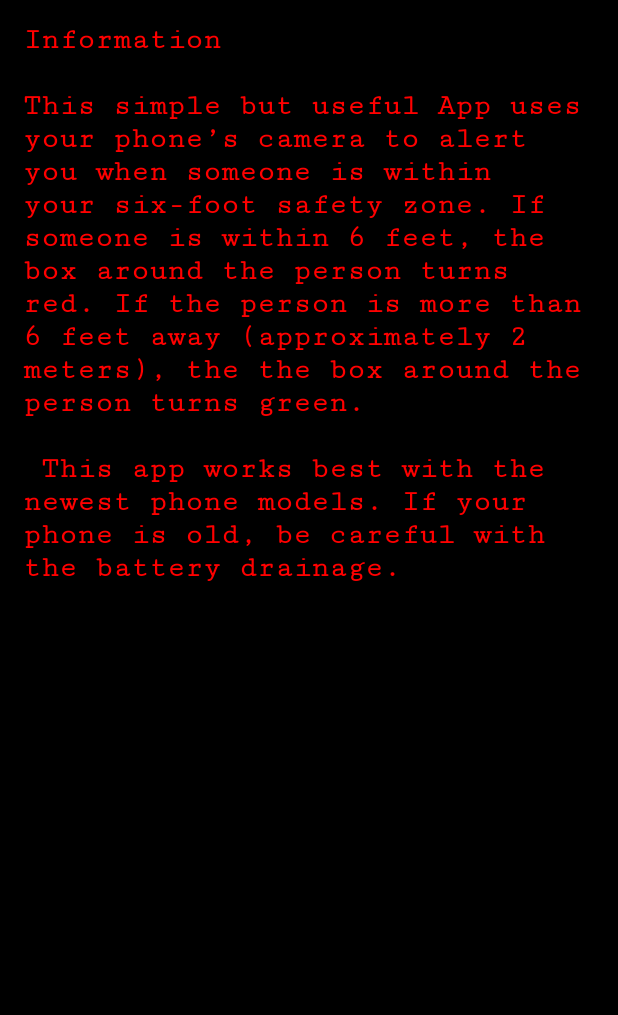
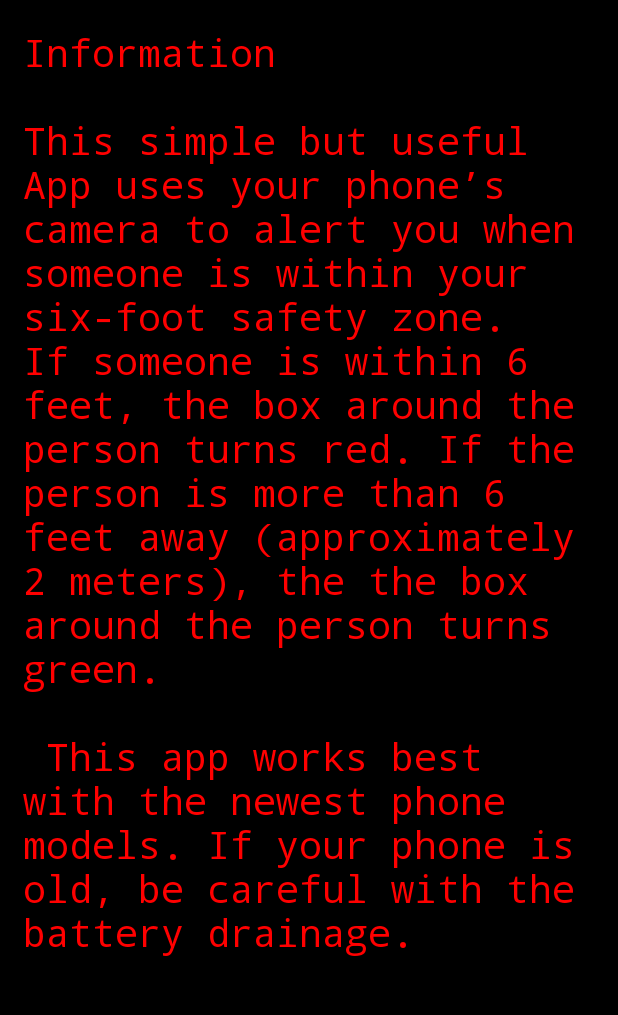
Before and after one commit to ldoney/SocialDistancer, an Android app: the InfoActivity screen opened directly, with no data from a screen before it, on a phone screen of 412 x 824 dp, the part 53-1068 px from its top. Run offline under Robolectric (Android 15) with nearby library versions, the phone set to English and light mode, and no system bars; our stand-ins replace AdMob; Roboto replaces fonts that are not available here.

```diff
--- a/app/build.gradle
+++ b/app/build.gradle
@@ -8,8 +8,8 @@ android {
         applicationId "org.microincorporated.socialdistancer"
         minSdkVersion 22
         targetSdkVersion 28
-        versionCode 1
-        versionName "1.1"
+        versionCode 2
+        versionName "1.2"
     }
     buildTypes {
         release {
@@ -50,4 +50,5 @@ dependencies {
     androidTestImplementation 'com.google.truth:truth:1.0.1'
     implementation 'com.google.android.gms:play-services-ads:19.0.1'
     implementation 'androidx.gridlayout:gridlayout:1.0.0'
+    implementation 'androidx.constraintlayout:constraintlayout:1.1.3'
 }
--- a/app/src/main/java/org/microincorporated/detection/InfoActivity.java
+++ b/app/src/main/java/org/microincorporated/detection/InfoActivity.java
@@ -22,7 +22,7 @@ public class InfoActivity extends AppCompatActivity {
     protected void onCreate(Bundle savedInstanceState) {
         super.onCreate(savedInstanceState);
         setContentView(R.layout.info_page);
-        ImageButton back  = (ImageButton) findViewById(R.id.BackButton);
+        ImageButton back  = (ImageButton) findViewById(R.id.InfoButton);
 
         back.setOnClickListener(new View.OnClickListener() {
             @Override
@@ -36,7 +36,7 @@ public class InfoActivity extends AppCompatActivity {
             public void onInitializationComplete(InitializationStatus initializationStatus) {
             }
         });
-        mAdView = findViewById(R.id.adView);
+        mAdView = findViewById(R.id.adView2);
         AdRequest adRequest = new AdRequest.Builder().build();
         mAdView.loadAd(adRequest);
     }
--- a/app/src/main/res/layout/info_page.xml
+++ b/app/src/main/res/layout/info_page.xml
@@ -1,19 +1,73 @@
-<?xml version="1.0" encoding="utf-8"?>
-<LinearLayout xmlns:android="http://schemas.android.com/apk/res/android"
+<?xml version="1.0" encoding="utf-8"?><!--
+ Copyright 2019 The TensorFlow Authors. All Rights Reserved.
+
+ Licensed under the Apache License, Version 2.0 (the "License");
+ you may not use this file except in compliance with the License.
+ You may obtain a copy of the License at
+
+     http://www.apache.org/licenses/LICENSE-2.0
+
+ Unless required by applicable law or agreed to in writing, software
+ distributed under the License is distributed on an "AS IS" BASIS,
+ WITHOUT WARRANTIES OR CONDITIONS OF ANY KIND, either express or implied.
+ See the License for the specific language governing permissions and
+ limitations under the License.
+-->
+
+<androidx.coordinatorlayout.widget.CoordinatorLayout xmlns:android="http://schemas.android.com/apk/res/android"
     xmlns:app="http://schemas.android.com/apk/res-auto"
+    xmlns:tools="http://schemas.android.com/tools"
     android:layout_width="match_parent"
     android:layout_height="match_parent"
     android:background="#000000"
-    android:orientation="vertical"
-    xmlns:tools="http://schemas.android.com/tools"
-    tools:context="org.microincorporated.detection.InfoActivity"
-    >
+    tools:context="org.microincorporated.detection.InfoActivity">
+
+    <RelativeLayout
+        android:layout_width="match_parent"
+        android:layout_height="683dp"
+        android:background="@android:color/black"
+        android:orientation="vertical">
+
+
+        <FrameLayout
+            android:id="@+id/container"
+            android:layout_width="match_parent"
+            android:layout_height="match_parent"
+            android:layout_below="@+id/toolbar"
+            android:layout_marginTop="2dp">
+
+            <ScrollView
+                android:layout_width="match_parent"
+                android:layout_height="match_parent">
+
+                <LinearLayout
+                    android:layout_width="match_parent"
+                    android:layout_height="wrap_content"
+                    android:orientation="vertical">
+
+                    <TextView
+                        android:id="@+id/textView"
+                        android:layout_width="match_parent"
+                        android:layout_height="wrap_content"
+                        android:fontFamily="monospace"
+                        android:padding="15sp"
+                        android:paddingBottom="35dp"
+                        android:text="Information \n \nThis simple but useful App uses your phone’s camera to alert you when someone is within your six-foot safety zone. If someone is within 6 feet, the box around the person turns red. If the person is more than 6 feet away (approximately 2 meters), the the box around the person turns green. \n\n This app works best with the newest phone models. If your phone is old, be careful with the battery drainage."
+                        android:textColor="#FF0000"
+                        android:textSize="25sp" />
+                    <View
+                        android:layout_width="match_parent"
+                        android:layout_height="125dp"/>
+                </LinearLayout>
+            </ScrollView>
+
+        </FrameLayout>
 
         <LinearLayout
             android:id="@+id/toolbar"
             android:layout_width="match_parent"
             android:layout_height="35dp"
-        android:layout_marginBottom="15dp"
+            android:layout_alignParentTop="true"
             android:background="@color/tfe_semi_transparent"
             android:orientation="horizontal"
             android:paddingLeft="5dp"
@@ -32,7 +86,7 @@
                 android:textStyle="bold" />
 
             <ImageButton
-            android:id="@+id/BackButton"
+                android:id="@+id/InfoButton"
                 android:layout_width="match_parent"
                 android:layout_height="match_parent"
                 android:layout_gravity="right|center_vertical"
@@ -42,38 +96,33 @@
                 android:src="@android:drawable/ic_menu_revert"
                 android:tint="#FF0000"
                 android:visibility="visible" />
-
         </LinearLayout>
-
-    <RelativeLayout
-        android:layout_width="match_parent"
-        android:layout_height="621dp">
-
-        <ScrollView
-            android:layout_width="match_parent"
-            android:layout_height="wrap_content" >
-
-            <TextView
-                android:id="@+id/description"
-                android:layout_width="match_parent"
-                android:layout_height="wrap_content"
-                android:layout_marginLeft="15dp"
-                android:layout_marginRight="15dp"
-                android:fontFamily="serif-monospace"
-                android:text="Information \n \nThis simple but useful App uses your phone’s camera to alert you when someone is within your six-foot safety zone. If someone is within 6 feet, the box around the person turns red. If the person is more than 6 feet away (approximately 2 meters), the the box around the person turns green. \n\n This app works best with the newest phone models. If your phone is old, be careful with the battery drainage."
-                android:textColor="#FF0000"
-                android:textSize="20dp"
-                android:textStyle="bold" />
-        </ScrollView>
 
     </RelativeLayout>
 
+    <LinearLayout
+        android:layout_width="match_parent"
+        android:layout_height="wrap_content"
+        android:layout_gravity="bottom"
+        android:background="#000000"
+        android:gravity="bottom"
+        android:orientation="vertical">
+
         <com.google.android.gms.ads.AdView
-        android:id="@+id/adView"
+            android:id="@+id/adView2"
             android:layout_width="match_parent"
-        android:layout_height="61dp"
+            android:layout_height="match_parent"
             android:layout_gravity="bottom"
+            android:background="#000000"
             app:adSize="BANNER"
             app:adUnitId="ca-app-pub-2006923484031604/7590836676" />
 
     </LinearLayout>
+
+    <include
+        android:id="@+id/bottom_sheet_layout"
+        layout="@layout/tfe_od_layout_bottom_sheet"
+        android:visibility="invisible"
+        tools:visibility="invisible" />
+
+</androidx.coordinatorlayout.widget.CoordinatorLayout>
```
Also changed, not shown: 1 other file. Lines whose indentation alone changed are shown as unchanged.
